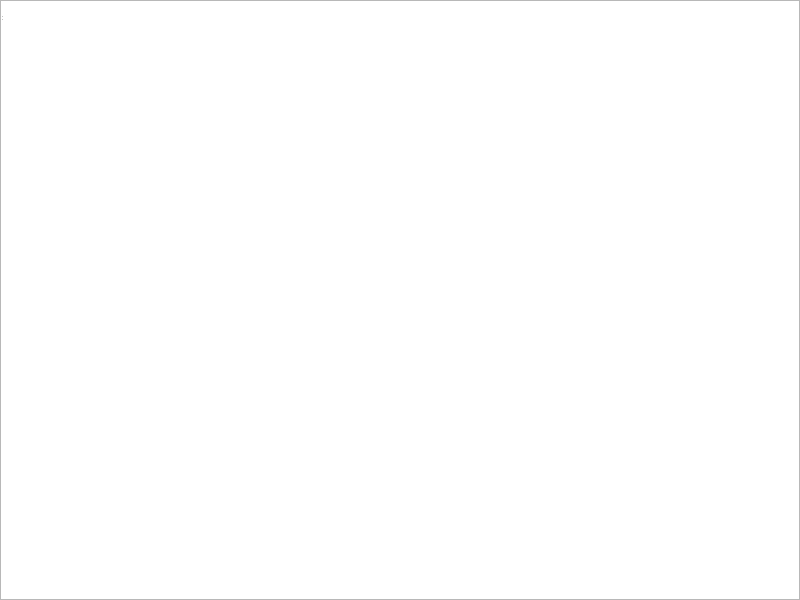
Qt form OthelloOnline/vistajuego.ui (CristianDavid/OthelloOnline) before a commit.
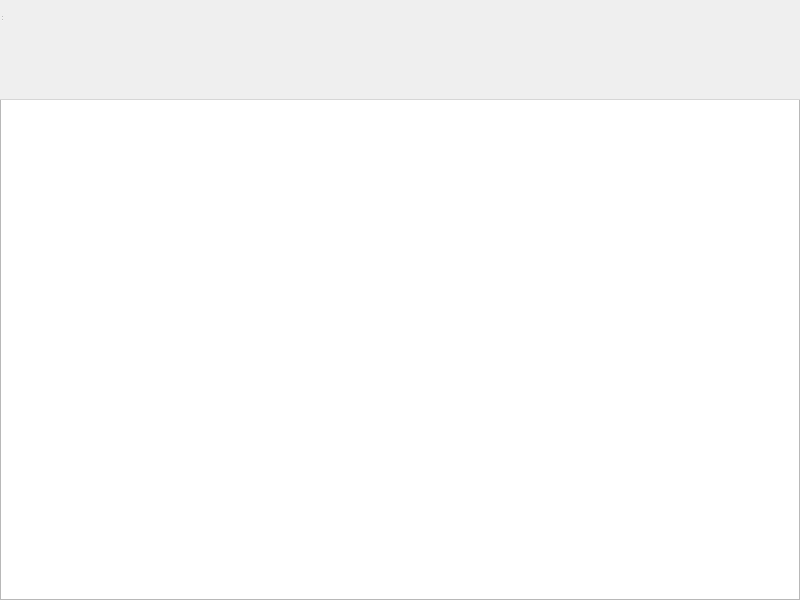
The same form after that commit.

Commit message: mejoras en la interfaz

What changed in the file:
```diff
--- a/OthelloOnline/vistajuego.ui
+++ b/OthelloOnline/vistajuego.ui
@@ -18,8 +18,8 @@
     <rect>
      <x>0</x>
      <y>0</y>
-     <width>0</width>
-     <height>0</height>
+     <width>1000</width>
+     <height>100</height>
     </rect>
    </property>
   </widget>
@@ -28,8 +28,8 @@
     <rect>
      <x>0</x>
      <y>0</y>
-     <width>4</width>
-     <height>13</height>
+     <width>100</width>
+     <height>100</height>
     </rect>
    </property>
   </widget>
```
The commit also changes 7 other files.
